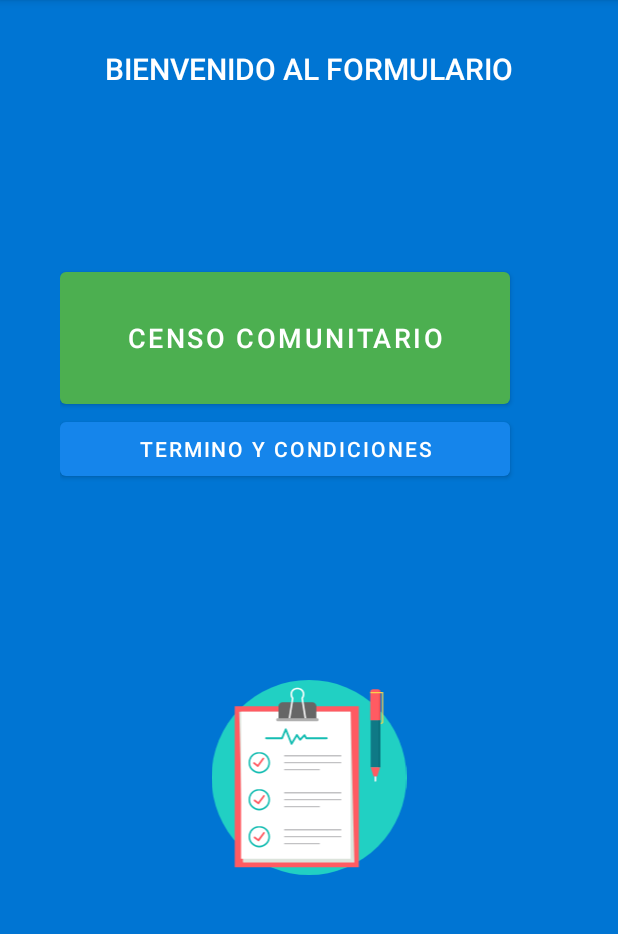
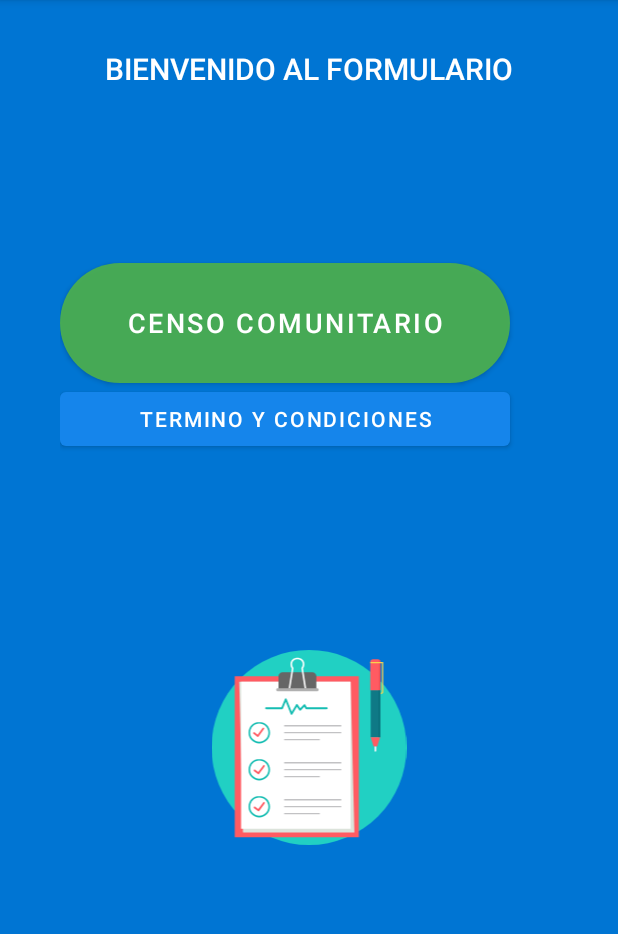
Before and after one commit to HectorTeca/BodyMetric360-main, an Android app: the screen it shows after launch (MainActivity), on a phone screen of 412 x 824 dp, the part 84-1018 px from its top. Run offline under Robolectric (Android 15) with nearby library versions, the phone set to English and light mode, and no system bars.

Commit message:
Se modifica botón principal del Formulario, tipo de letra y tamaño del titulo bienvenida, modifico icono svg de la App.

```diff
--- /dev/null
+++ b/app/src/main/res/drawable/boton_redondo.xml
@@ -0,0 +1,9 @@
+<?xml version="1.0" encoding="utf-8" ?>
+<shape xmlns:android="http://schemas.android.com/apk/res/android"
+    android:shape="rectangle" >
+    <solid android:color="#ee22CC55" />
+    <corners android:bottomRightRadius="65dp"
+        android:bottomLeftRadius="65dp"
+        android:topRightRadius="65dp"
+        android:topLeftRadius="65dp" />
+</shape>
--- a/app/src/main/res/layout/activity_main.xml
+++ b/app/src/main/res/layout/activity_main.xml
@@ -43,10 +43,11 @@
     <Button
         android:id="@+id/btnTmb"
         android:layout_width="300dp"
-        android:layout_height="100dp"
+        android:layout_height="80dp"
         android:layout_marginTop="100dp"
         app:cardCornerRadius="39dp"
         android:textSize="18dp"
+        android:background="@drawable/boton_redondo"
         android:gravity="center"
         app:backgroundTint="#4CAF50"
         android:text="@string/btn_ingresoCenso"
```
